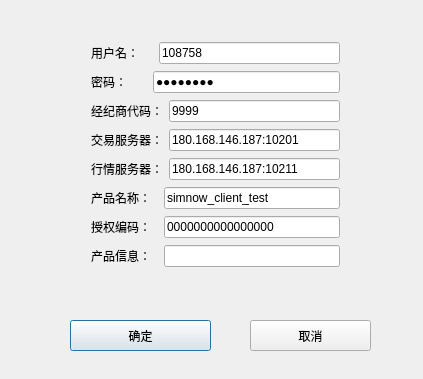
Qt form QCTrader/CTPConnectWidgets.ui (yuanhuei/trader) before a commit.
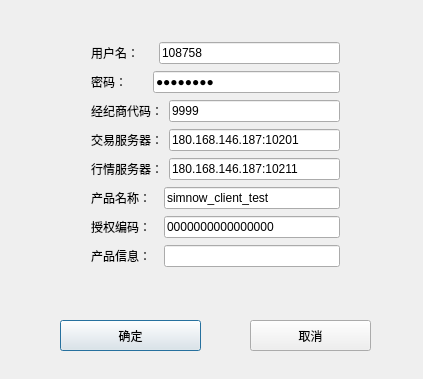
The same form after that commit.

What changed in the file:
```diff
--- a/QCTrader/CTPConnectWidgets.ui
+++ b/QCTrader/CTPConnectWidgets.ui
@@ -34,7 +34,7 @@
   <widget class="QPushButton" name="SendOrderButton">
    <property name="geometry">
     <rect>
-     <x>70</x>
+     <x>60</x>
      <y>320</y>
      <width>141</width>
      <height>31</height>
```
Left out of the diff: 19 changed lines with no effect on the pictures.
